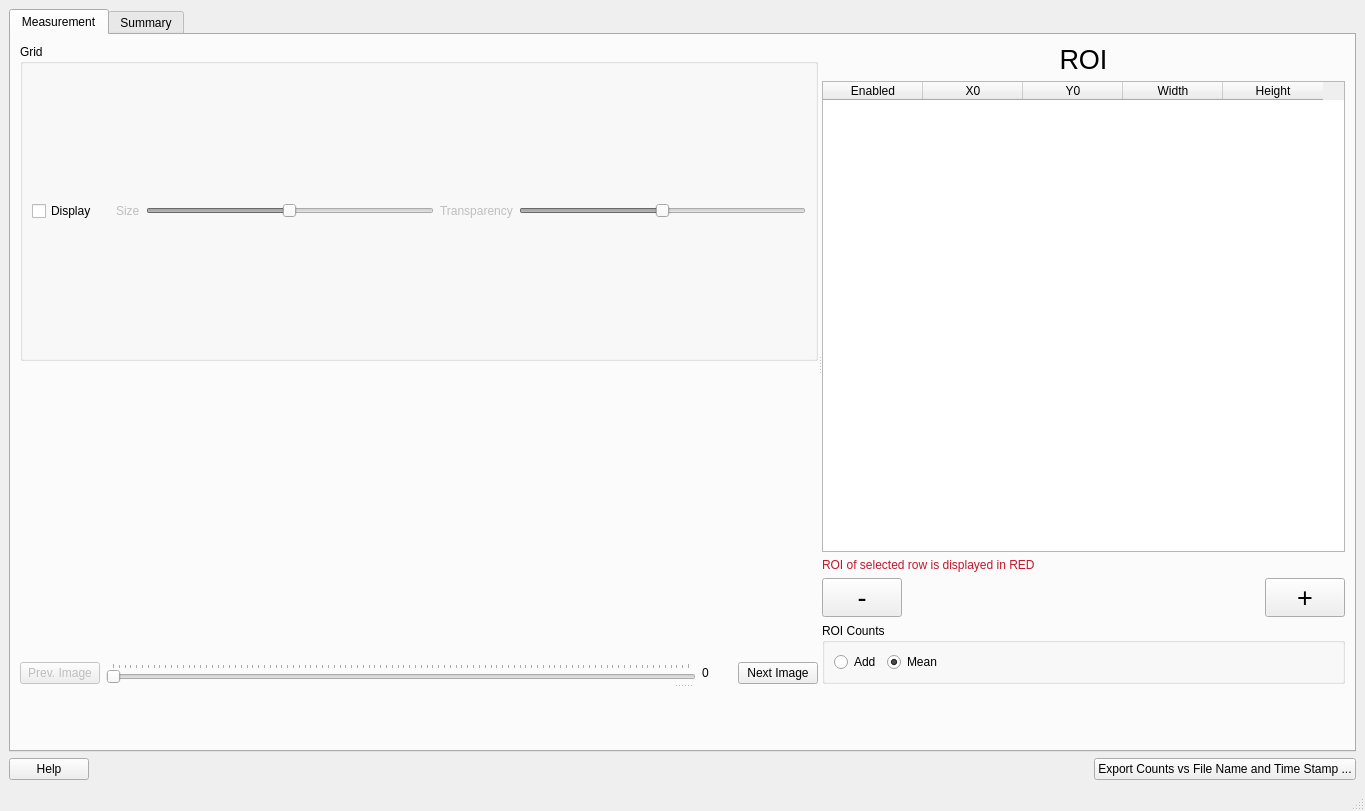
Above: ui/ui_integrated_roi_counts_vs_file_name_and_time_stamp.ui from neutronimaging/python_notebooks before the change. Below: the same form after it.
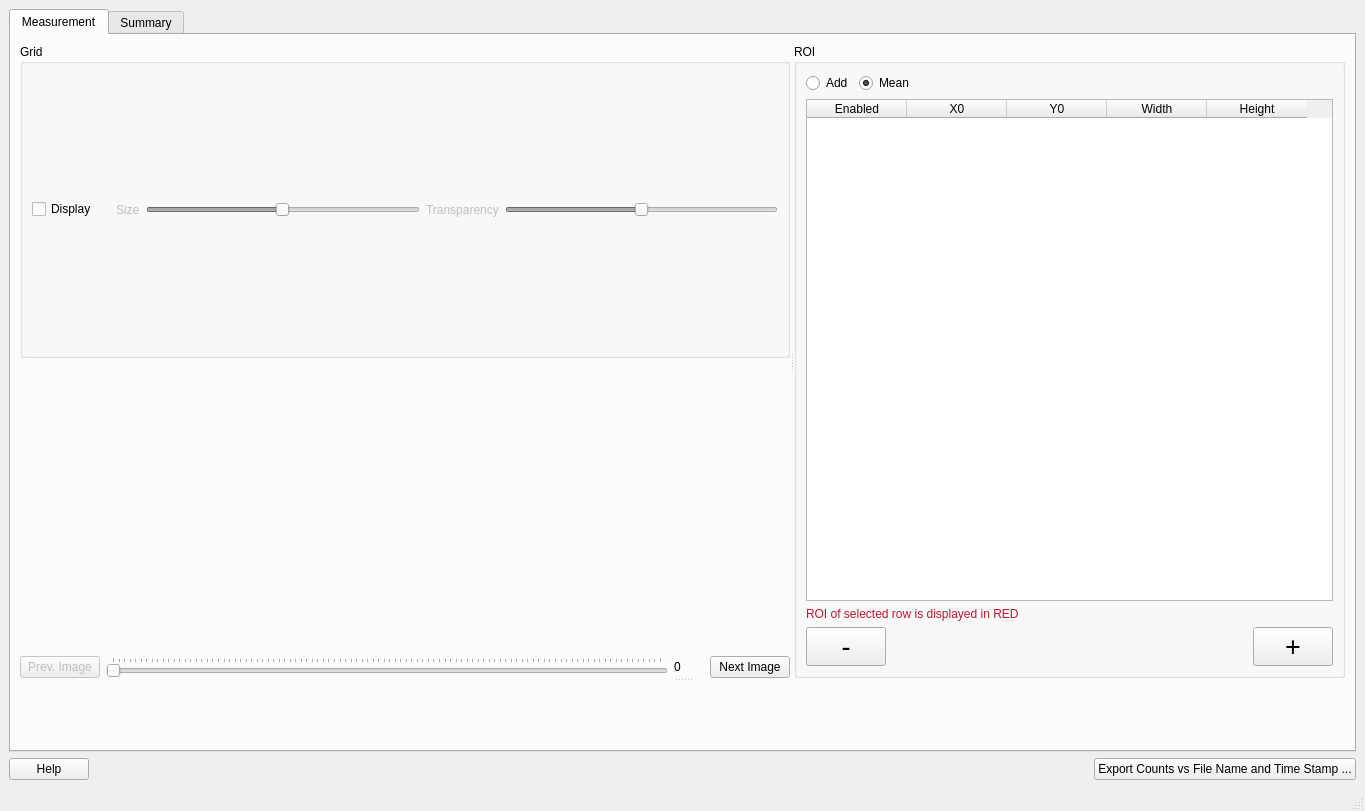
That is the form after the change.

The edit to the form file:
```diff
--- a/ui/ui_integrated_roi_counts_vs_file_name_and_time_stamp.ui
+++ b/ui/ui_integrated_roi_counts_vs_file_name_and_time_stamp.ui
@@ -227,22 +227,47 @@
             <layout class="QVBoxLayout" name="verticalLayout">
              <item>
               <layout class="QGridLayout" name="gridLayout">
-               <item row="0" column="0">
-                <widget class="QLabel" name="label">
-                 <property name="font">
-                  <font>
-                   <pointsize>20</pointsize>
-                  </font>
-                 </property>
-                 <property name="text">
-                  <string>ROI</string>
-                 </property>
-                 <property name="alignment">
-                  <set>Qt::AlignCenter</set>
-                 </property>
-                </widget>
-               </item>
                <item row="1" column="0">
+                <widget class="QGroupBox" name="groupBox_2">
+                 <property name="title">
+                  <string>ROI</string>
+                 </property>
+                 <layout class="QVBoxLayout" name="verticalLayout_5">
+                  <item>
+                   <layout class="QHBoxLayout" name="horizontalLayout_7">
+                    <item>
+                     <widget class="QRadioButton" name="add_radioButton">
+                      <property name="text">
+                       <string>Add</string>
+                      </property>
+                     </widget>
+                    </item>
+                    <item>
+                     <widget class="QRadioButton" name="mean_readioButton">
+                      <property name="text">
+                       <string>Mean</string>
+                      </property>
+                      <property name="checked">
+                       <bool>true</bool>
+                      </property>
+                     </widget>
+                    </item>
+                    <item>
+                     <spacer name="horizontalSpacer_3">
+                      <property name="orientation">
+                       <enum>Qt::Horizontal</enum>
+                      </property>
+                      <property name="sizeHint" stdset="0">
+                       <size>
+                        <width>40</width>
+                        <height>20</height>
+                       </size>
+                      </property>
+                     </spacer>
+                    </item>
+                   </layout>
+                  </item>
+                  <item>
                 <widget class="QTableWidget" name="tableWidget">
                  <property name="alternatingRowColors">
                   <bool>true</bool>
@@ -280,7 +305,7 @@
                  </column>
                 </widget>
                </item>
-               <item row="2" column="0">
+                  <item>
                 <widget class="QLabel" name="label_3">
                  <property name="palette">
                   <palette>
@@ -435,7 +460,7 @@
                  </property>
                 </widget>
                </item>
-               <item row="3" column="0">
+                  <item>
                 <layout class="QHBoxLayout" name="horizontalLayout_4">
                  <item>
                   <widget class="QPushButton" name="pushButton_4">
@@ -477,45 +502,9 @@
                 </layout>
                </item>
               </layout>
-             </item>
-             <item>
-              <widget class="QGroupBox" name="groupBox_2">
-               <property name="title">
-                <string>ROI Counts</string>
-               </property>
-               <layout class="QHBoxLayout" name="horizontalLayout_7">
-                <item>
-                 <widget class="QRadioButton" name="add_radioButton">
-                  <property name="text">
-                   <string>Add</string>
-                  </property>
-                 </widget>
-                </item>
-                <item>
-                 <widget class="QRadioButton" name="mean_readioButton">
-                  <property name="text">
-                   <string>Mean</string>
-                  </property>
-                  <property name="checked">
-                   <bool>true</bool>
-                  </property>
-                 </widget>
-                </item>
-                <item>
-                 <spacer name="horizontalSpacer_3">
-                  <property name="orientation">
-                   <enum>Qt::Horizontal</enum>
-                  </property>
-                  <property name="sizeHint" stdset="0">
-                   <size>
-                    <width>40</width>
-                    <height>20</height>
-                   </size>
-                  </property>
-                 </spacer>
-                </item>
-               </layout>
-              </widget>
+                </widget>
+               </item>
+              </layout>
              </item>
             </layout>
            </widget>
```
Left out of the diff: 8 changed lines with no effect on the pictures. Lines whose indentation alone changed are shown as unchanged.
